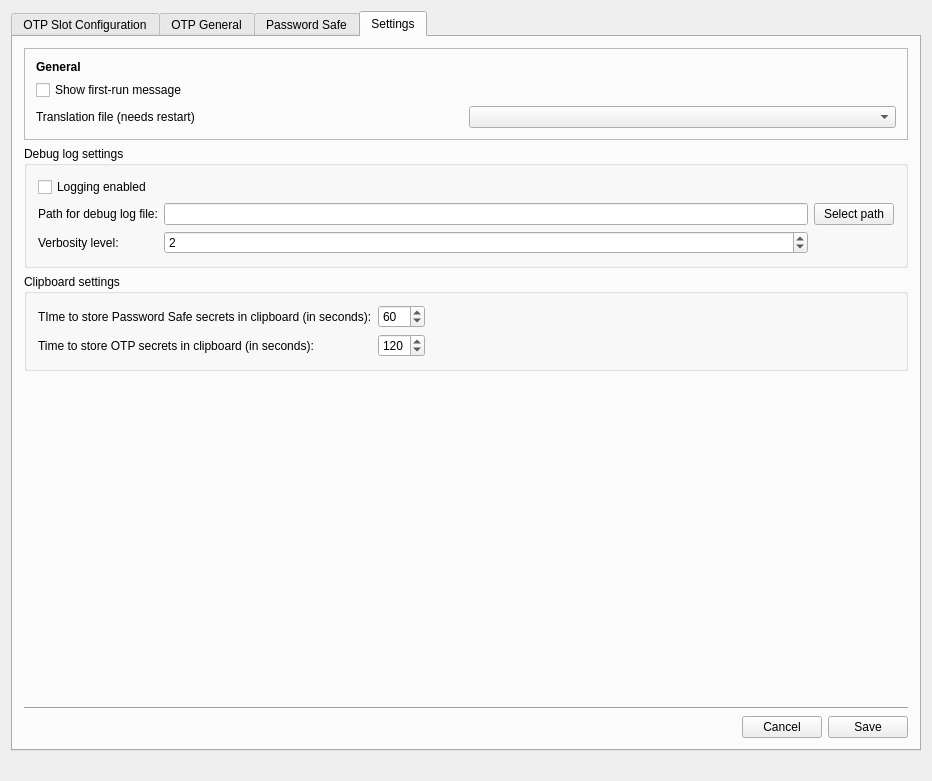
Qt form src/ui/mainwindow.ui (Nitrokey/nitrokey-app) before a commit.
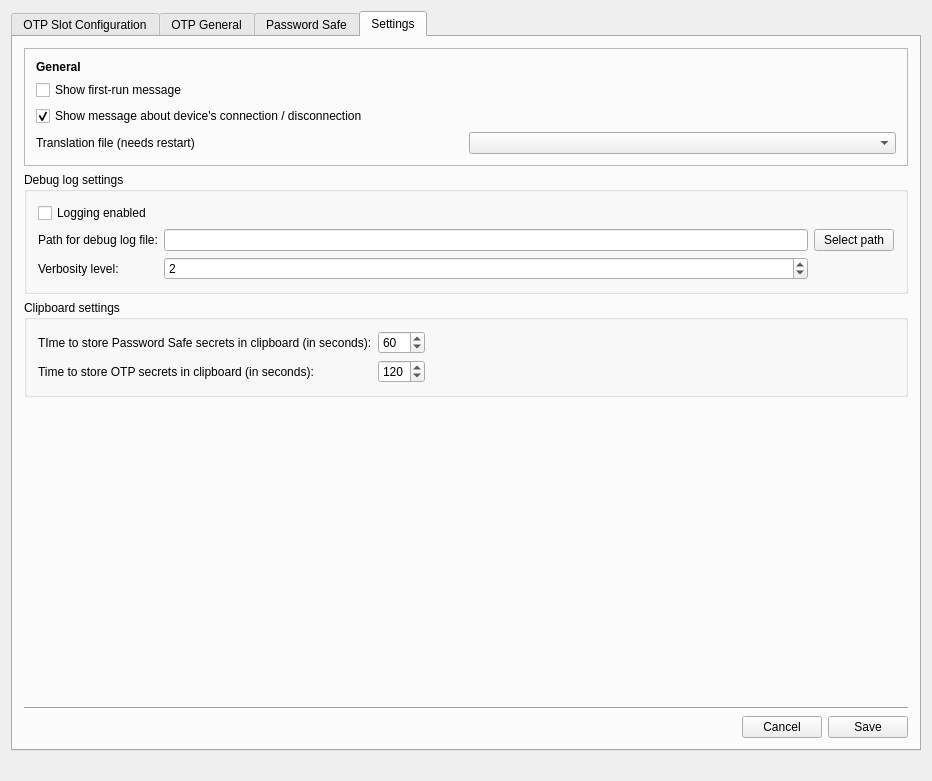
The same form after that commit. Icons and pictures are not drawn.

Commit message: Make showing device dis/connection messages configurable

What changed in the file:
```diff
--- a/src/ui/mainwindow.ui
+++ b/src/ui/mainwindow.ui
@@ -1367,6 +1367,16 @@
                    </property>
                   </widget>
                  </item>
+                 <item>
+                  <widget class="QCheckBox" name="cb_device_connection_message">
+                   <property name="text">
+                    <string>Show message about device's connection / disconnection</string>
+                   </property>
+                   <property name="checked">
+                    <bool>true</bool>
+                   </property>
+                  </widget>
+                 </item>
                  <item>
                   <layout class="QHBoxLayout" name="horizontalLayout_12">
                    <item>
```
The commit also changes 1 other file.
